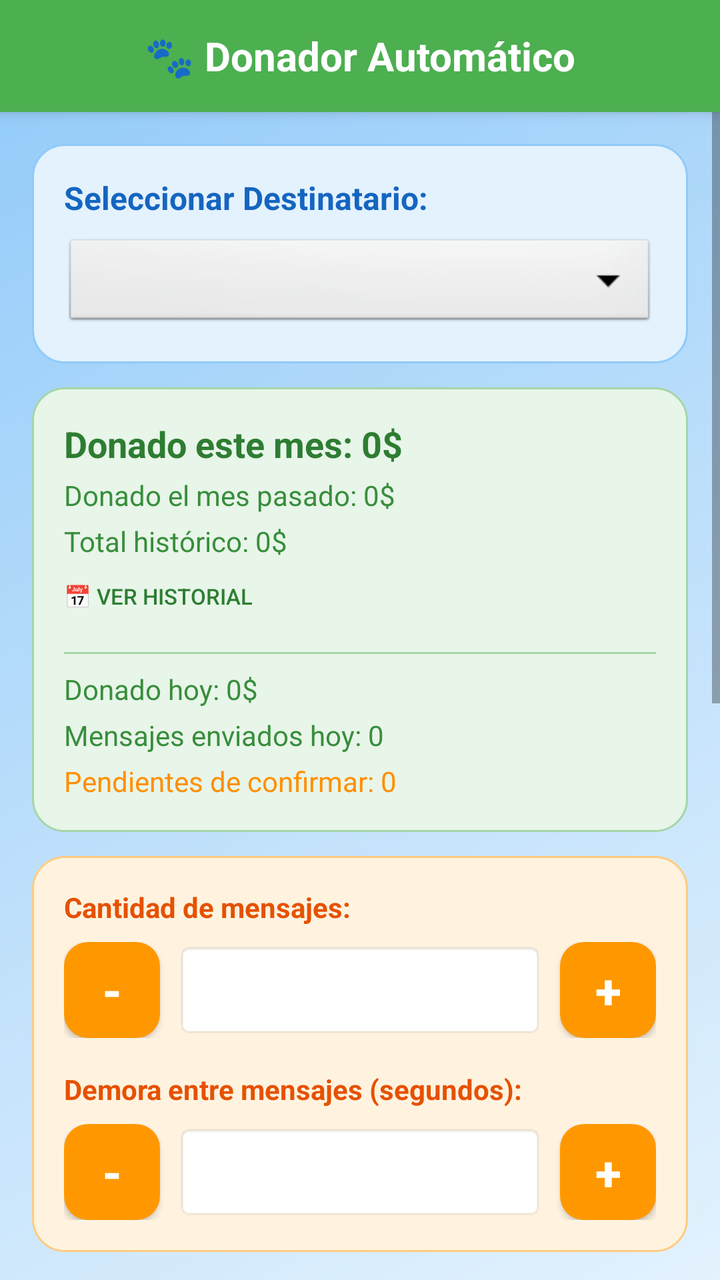
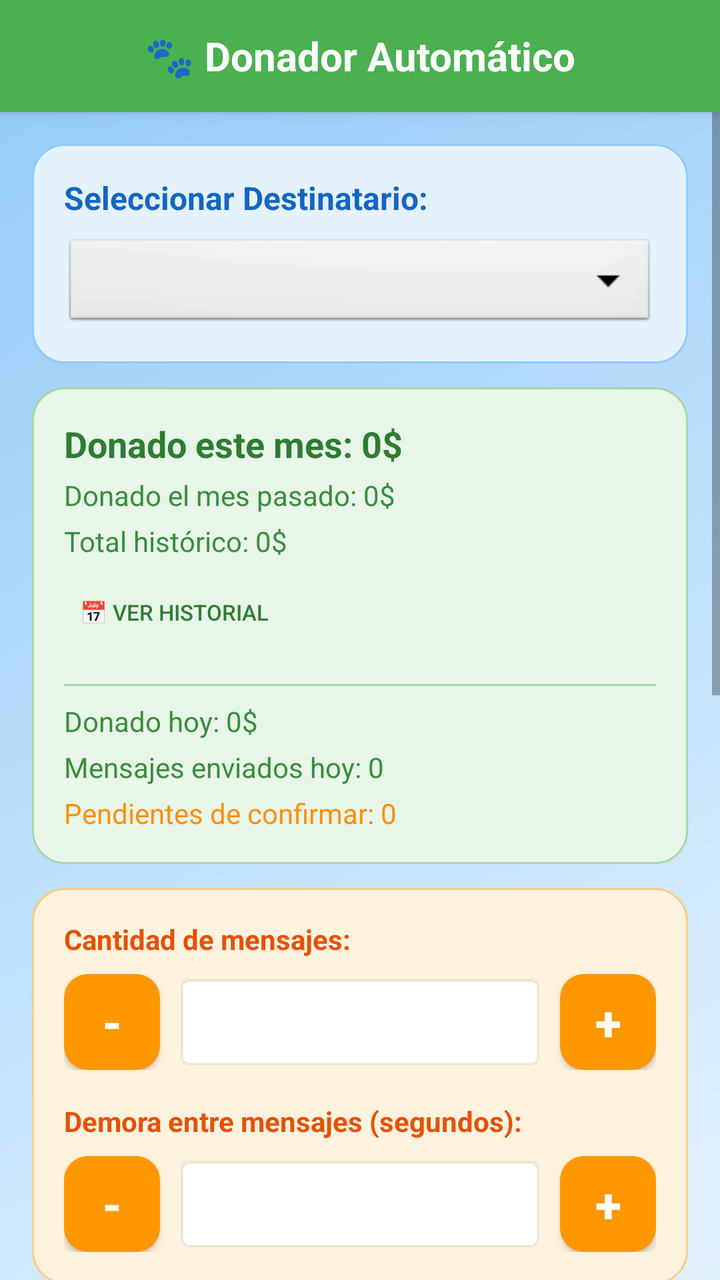

Compare the two renders of this Android layout. The source of the first and the diff that turns it into the second are given below.
<!-- AndroidManifest.xml: activity theme Theme.DonadorAutomatico -->
<!-- res/layout/activity_main.xml -->
<?xml version="1.0" encoding="utf-8"?>
<LinearLayout xmlns:android="http://schemas.android.com/apk/res/android"
    android:layout_width="match_parent"
    android:layout_height="match_parent"
    android:orientation="vertical"
    android:background="@drawable/gradient_background">

    
    <LinearLayout
        android:layout_width="match_parent"
        android:layout_height="56dp"
        android:background="#4CAF50"
        android:gravity="center"
        android:elevation="4dp">

        <TextView
            android:layout_width="wrap_content"
            android:layout_height="wrap_content"
            android:text="🐾 Donador Automático"
            android:textSize="20sp"
            android:textStyle="bold"
            android:textColor="@android:color/white" />

    </LinearLayout>

    <ScrollView
        android:layout_width="match_parent"
        android:layout_height="0dp"
        android:layout_weight="1"
        android:fillViewport="true"
        android:clipToPadding="false">

        <LinearLayout
            android:layout_width="match_parent"
            android:layout_height="wrap_content"
            android:orientation="vertical"
            android:paddingStart="16dp"
            android:paddingEnd="16dp"
            android:paddingTop="16dp"
            android:paddingBottom="48dp">

    
    <LinearLayout
        android:layout_width="match_parent"
        android:layout_height="wrap_content"
        android:orientation="vertical"
        android:background="@drawable/card_pastel_blue"
        android:padding="16dp"
        android:layout_marginBottom="12dp">

        <TextView
            android:layout_width="wrap_content"
            android:layout_height="wrap_content"
            android:text="Seleccionar Destinatario:"
            android:textSize="16sp"
            android:textStyle="bold"
            android:textColor="#1565C0"
            android:layout_marginBottom="8dp" />

        <Spinner
            android:id="@+id/recipientSpinner"
            android:layout_width="match_parent"
            android:layout_height="48dp"
            android:background="@android:drawable/btn_dropdown" />

    </LinearLayout>

    
    <LinearLayout
        android:layout_width="match_parent"
        android:layout_height="wrap_content"
        android:orientation="vertical"
        android:background="@drawable/card_pastel_green"
        android:padding="16dp"
        android:layout_marginBottom="12dp">

        <TextView
            android:id="@+id/donationAmountTextView"
            android:layout_width="match_parent"
            android:layout_height="wrap_content"
            android:text="Donado este mes: 0$"
            android:textSize="18sp"
            android:textStyle="bold"
            android:textColor="#2E7D32"/>

        <TextView
            android:id="@+id/lastMonthDonationTextView"
            android:layout_width="match_parent"
            android:layout_height="wrap_content"
            android:text="Donado el mes pasado: 0$"
            android:textSize="14sp"
            android:textColor="#388E3C"
            android:layout_marginTop="4dp"/>

        <TextView
            android:id="@+id/totalDonationTextView"
            android:layout_width="match_parent"
            android:layout_height="wrap_content"
            android:text="Total histórico: 0$"
            android:textSize="14sp"
            android:textColor="#388E3C"
            android:layout_marginTop="4dp"/>

        <Button
            android:id="@+id/historyButton"
            android:layout_width="wrap_content"
            android:layout_height="32dp"
            android:text="📅 Ver historial"
            android:textSize="11sp"
            android:textColor="#2E7D32"
            android:background="@android:color/transparent"
            android:paddingStart="0dp"
            android:paddingEnd="0dp"
            android:layout_marginTop="2dp"/>

        <View
            android:layout_width="match_parent"
            android:layout_height="1dp"
            android:background="#A5D6A7"
            android:layout_marginTop="12dp"
            android:layout_marginBottom="8dp" />

        <TextView
            android:id="@+id/todayDonationTextView"
            android:layout_width="match_parent"
            android:layout_height="wrap_content"
            android:text="Donado hoy: 0$"
            android:textSize="14sp"
            android:textColor="#388E3C"/>

        <TextView
            android:id="@+id/sentMessagesTextView"
            android:layout_width="match_parent"
            android:layout_height="wrap_content"
            android:text="Mensajes enviados hoy: 0"
            android:textSize="14sp"
            android:textColor="#388E3C"
            android:layout_marginTop="4dp"/>

        <LinearLayout
            android:layout_width="match_parent"
            android:layout_height="wrap_content"
            android:orientation="horizontal"
            android:gravity="center_vertical"
            android:layout_marginTop="4dp">

            <TextView
                android:id="@+id/pendingConfirmationsTextView"
                android:layout_width="0dp"
                android:layout_height="wrap_content"
                android:layout_weight="1"
                android:text="Pendientes de confirmar: 0"
                android:textSize="14sp"
                android:textColor="#FF8F00"/>

            <Button
                android:id="@+id/manualConfirmButton"
                android:layout_width="wrap_content"
                android:layout_height="36dp"
                android:text="✋ Confirmar"
                android:textSize="11sp"
                android:textColor="@android:color/white"
                android:background="@drawable/button_secondary"
                android:paddingStart="8dp"
                android:paddingEnd="8dp"
                android:visibility="gone"/>

        </LinearLayout>

    </LinearLayout>

    
    <LinearLayout
        android:layout_width="match_parent"
        android:layout_height="wrap_content"
        android:orientation="vertical"
        android:background="@drawable/card_pastel_orange"
        android:padding="16dp"
        android:layout_marginBottom="12dp">

        <TextView
            android:layout_width="wrap_content"
            android:layout_height="wrap_content"
            android:text="Cantidad de mensajes:"
            android:textSize="14sp"
            android:textStyle="bold"
            android:textColor="#E65100" />

        <LinearLayout
            android:layout_width="match_parent"
            android:layout_height="wrap_content"
            android:orientation="horizontal"
            android:gravity="center_vertical"
            android:layout_marginTop="8dp">

            <Button
                android:id="@+id/messageCountMinus"
                android:layout_width="48dp"
                android:layout_height="48dp"
                android:text="-"
                android:textSize="24sp"
                android:textStyle="bold"
                android:textColor="@android:color/white"
                android:background="@drawable/stepper_button" />

            <EditText
                android:id="@+id/messageCount"
                android:layout_width="0dp"
                android:layout_height="48dp"
                android:layout_weight="1"
                android:gravity="center"
                android:inputType="number"
                android:textSize="20sp"
                android:textStyle="bold"
                android:background="@android:drawable/editbox_background"
                android:layout_marginStart="8dp"
                android:layout_marginEnd="8dp" />

            <Button
                android:id="@+id/messageCountPlus"
                android:layout_width="48dp"
                android:layout_height="48dp"
                android:text="+"
                android:textSize="24sp"
                android:textStyle="bold"
                android:textColor="@android:color/white"
                android:background="@drawable/stepper_button" />

        </LinearLayout>

        <TextView
            android:layout_width="wrap_content"
            android:layout_height="wrap_content"
            android:text="Demora entre mensajes (segundos):"
            android:textSize="14sp"
            android:textStyle="bold"
            android:textColor="#E65100"
            android:layout_marginTop="16dp" />

        <LinearLayout
            android:layout_width="match_parent"
            android:layout_height="wrap_content"
            android:orientation="horizontal"
            android:gravity="center_vertical"
            android:layout_marginTop="8dp">

            <Button
                android:id="@+id/delayMinus"
                android:layout_width="48dp"
                android:layout_height="48dp"
                android:text="-"
                android:textSize="24sp"
                android:textStyle="bold"
                android:textColor="@android:color/white"
                android:background="@drawable/stepper_button" />

            <EditText
                android:id="@+id/delayInput"
                android:layout_width="0dp"
                android:layout_height="48dp"
                android:layout_weight="1"
                android:gravity="center"
                android:inputType="number"
                android:textSize="20sp"
                android:textStyle="bold"
                android:background="@android:drawable/editbox_background"
                android:layout_marginStart="8dp"
                android:layout_marginEnd="8dp" />

            <Button
                android:id="@+id/delayPlus"
                android:layout_width="48dp"
                android:layout_height="48dp"
                android:text="+"
                android:textSize="24sp"
                android:textStyle="bold"
                android:textColor="@android:color/white"
                android:background="@drawable/stepper_button" />

        </LinearLayout>

    </LinearLayout>

    <TextView
        android:id="@+id/progressTextView"
        android:layout_width="match_parent"
        android:layout_height="wrap_content"
        android:text=""
        android:textSize="14sp"
        android:layout_marginTop="8dp"
        android:gravity="center"
        android:visibility="gone" />

    <ProgressBar
        android:id="@+id/progressBar"
        style="?android:attr/progressBarStyleHorizontal"
        android:layout_width="match_parent"
        android:layout_height="wrap_content"
        android:layout_marginTop="8dp"
        android:visibility="gone" />

    <Button
        android:id="@+id/sendButton"
        android:layout_width="match_parent"
        android:layout_height="56dp"
        android:text="Enviar SMS"
        android:textColor="@android:color/white"
        android:textStyle="bold"
        android:textSize="16sp"
        android:background="@drawable/button_primary"
        android:layout_marginTop="16dp" />

    <Button
        android:id="@+id/checkBalanceButton"
        android:layout_width="match_parent"
        android:layout_height="56dp"
        android:text="Consultar Saldo"
        android:textColor="@android:color/white"
        android:textStyle="bold"
        android:textSize="16sp"
        android:background="@drawable/button_secondary"
        android:layout_marginTop="12dp" />

    
    <LinearLayout
        android:layout_width="match_parent"
        android:layout_height="wrap_content"
        android:orientation="vertical"
        android:background="@drawable/card_pastel_green"
        android:padding="16dp"
        android:layout_marginTop="16dp">

        <TextView
            android:id="@+id/balanceTextView"
            android:layout_width="match_parent"
            android:layout_height="wrap_content"
            android:textSize="16sp"
            android:textColor="#2E7D32"
            android:hint="Su saldo aparecerá aquí" />

    </LinearLayout>

    
    <LinearLayout
        android:layout_width="match_parent"
        android:layout_height="wrap_content"
        android:orientation="vertical"
        android:background="@drawable/card_pastel_purple"
        android:padding="16dp"
        android:layout_marginTop="12dp">

        <TextView
            android:layout_width="wrap_content"
            android:layout_height="wrap_content"
            android:text="Recordarme:"
            android:textSize="16sp"
            android:textStyle="bold"
            android:textColor="#6A1B9A"
            android:layout_marginBottom="8dp" />

        <CheckBox
            android:id="@+id/reminder4DaysCheckbox"
            android:layout_width="match_parent"
            android:layout_height="wrap_content"
            android:text="4 días antes de fin de mes"
            android:textColor="#6A1B9A" />

        <CheckBox
            android:id="@+id/reminder3DaysCheckbox"
            android:layout_width="match_parent"
            android:layout_height="wrap_content"
            android:text="3 días antes de fin de mes"
            android:textColor="#6A1B9A" />

        <CheckBox
            android:id="@+id/reminderPenultimateCheckbox"
            android:layout_width="match_parent"
            android:layout_height="wrap_content"
            android:text="El penúltimo día del mes"
            android:textColor="#6A1B9A" />

        <CheckBox
            android:id="@+id/reminderLastDayCheckbox"
            android:layout_width="match_parent"
            android:layout_height="wrap_content"
            android:text="El último día del mes"
            android:textColor="#6A1B9A" />

    </LinearLayout>

    <Button
        android:id="@+id/clearButton"
        android:layout_width="match_parent"
        android:layout_height="56dp"
        android:text="🔄 Reiniciar contadores de sesión"
        android:textColor="@android:color/white"
        android:textStyle="bold"
        android:textSize="14sp"
        android:background="@drawable/button_danger"
        android:layout_marginTop="24dp"
        android:layout_marginBottom="32dp" />

        </LinearLayout>
    </ScrollView>
</LinearLayout>
<!-- resources referenced by this layout -->
<resources>
  <!-- drawable button_danger (drawable) -->
  <?xml version="1.0" encoding="utf-8"?>
  <ripple xmlns:android="http://schemas.android.com/apk/res/android"
      android:color="#80FFFFFF">
      <item>
          <shape android:shape="rectangle">
              <solid android:color="#F44336"/>
              <corners android:radius="24dp"/>
          </shape>
      </item>
  </ripple>
  <!-- drawable button_primary (drawable) -->
  <?xml version="1.0" encoding="utf-8"?>
  <ripple xmlns:android="http://schemas.android.com/apk/res/android"
      android:color="#80FFFFFF">
      <item>
          <shape android:shape="rectangle">
              <solid android:color="#4CAF50"/>
              <corners android:radius="24dp"/>
          </shape>
      </item>
  </ripple>
  <!-- drawable button_secondary (drawable) -->
  <?xml version="1.0" encoding="utf-8"?>
  <ripple xmlns:android="http://schemas.android.com/apk/res/android"
      android:color="#80FFFFFF">
      <item>
          <shape android:shape="rectangle">
              <solid android:color="#2196F3"/>
              <corners android:radius="24dp"/>
          </shape>
      </item>
  </ripple>
  <!-- drawable card_pastel_blue (drawable) -->
  <?xml version="1.0" encoding="utf-8"?>
  <shape xmlns:android="http://schemas.android.com/apk/res/android"
      android:shape="rectangle">
      <solid android:color="#E3F2FD"/>
      <corners android:radius="16dp"/>
      <stroke android:width="1dp" android:color="#90CAF9"/>
  </shape>
  <!-- drawable card_pastel_green (drawable) -->
  <?xml version="1.0" encoding="utf-8"?>
  <shape xmlns:android="http://schemas.android.com/apk/res/android"
      android:shape="rectangle">
      <solid android:color="#E8F5E9"/>
      <corners android:radius="16dp"/>
      <stroke android:width="1dp" android:color="#A5D6A7"/>
  </shape>
  <!-- drawable card_pastel_orange (drawable) -->
  <?xml version="1.0" encoding="utf-8"?>
  <shape xmlns:android="http://schemas.android.com/apk/res/android"
      android:shape="rectangle">
      <solid android:color="#FFF3E0"/>
      <corners android:radius="16dp"/>
      <stroke android:width="1dp" android:color="#FFCC80"/>
  </shape>
  <!-- drawable card_pastel_purple (drawable) -->
  <?xml version="1.0" encoding="utf-8"?>
  <shape xmlns:android="http://schemas.android.com/apk/res/android"
      android:shape="rectangle">
      <solid android:color="#F3E5F5"/>
      <corners android:radius="16dp"/>
      <stroke android:width="1dp" android:color="#CE93D8"/>
  </shape>
  <!-- drawable gradient_background (drawable) -->
  <?xml version="1.0" encoding="utf-8"?>
  <shape xmlns:android="http://schemas.android.com/apk/res/android">
      <gradient
          android:startColor="#E3F2FD"
          android:centerColor="#BBDEFB"
          android:endColor="#90CAF9"
          android:angle="135"
          android:type="linear" />
  </shape>
  <!-- drawable stepper_button (drawable) -->
  <?xml version="1.0" encoding="utf-8"?>
  <ripple xmlns:android="http://schemas.android.com/apk/res/android"
      android:color="#80FFFFFF">
      <item>
          <shape android:shape="rectangle">
              <solid android:color="#FF9800"/>
              <corners android:radius="12dp"/>
          </shape>
      </item>
  </ripple>
  <style name="Theme.DonadorAutomatico" parent="Theme.AppCompat.Light.NoActionBar">
          <item name="colorPrimary">#4CAF50</item>
          <item name="colorPrimaryDark">#388E3C</item>
          <item name="colorAccent">#FF9800</item>
          <item name="android:windowFullscreen">true</item>
          <item name="android:windowNoTitle">true</item>
      </style>
</resources>

<!-- the commit's change to res/layout/activity_main.xml (unified diff, before → after) -->
@@ -104,13 +104,14 @@
         <Button
             android:id="@+id/historyButton"
             android:layout_width="wrap_content"
-            android:layout_height="32dp"
+            android:layout_height="wrap_content"
+            android:minHeight="48dp"
             android:text="📅 Ver historial"
             android:textSize="11sp"
             android:textColor="#2E7D32"
             android:background="@android:color/transparent"
-            android:paddingStart="0dp"
-            android:paddingEnd="0dp"
+            android:paddingStart="8dp"
+            android:paddingEnd="8dp"
             android:layout_marginTop="2dp"/>
 
         <View
@@ -156,13 +157,16 @@
             <Button
                 android:id="@+id/manualConfirmButton"
                 android:layout_width="wrap_content"
-                android:layout_height="36dp"
+                android:layout_height="wrap_content"
+                android:minHeight="48dp"
                 android:text="✋ Confirmar"
                 android:textSize="11sp"
                 android:textColor="@android:color/white"
                 android:background="@drawable/button_secondary"
                 android:paddingStart="8dp"
                 android:paddingEnd="8dp"
+                android:paddingTop="8dp"
+                android:paddingBottom="8dp"
                 android:visibility="gone"/>
 
         </LinearLayout>
